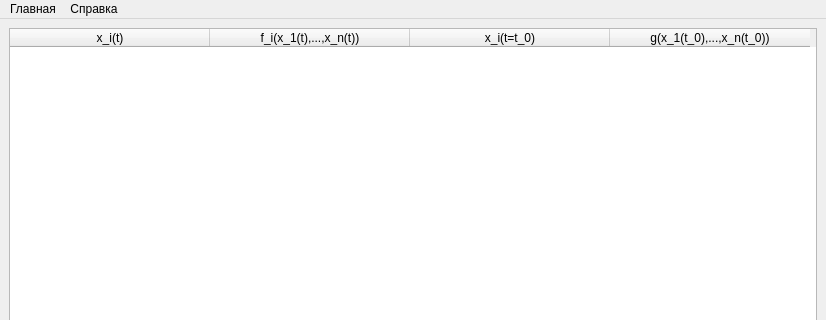
Before: the Qt Designer form ui/main.ui in BAZ-2107/Univestity_task, drawn with Qt 5; both pictures show x 0 to 826 and y 0 to 320 of the 826 by 541 pixel window.
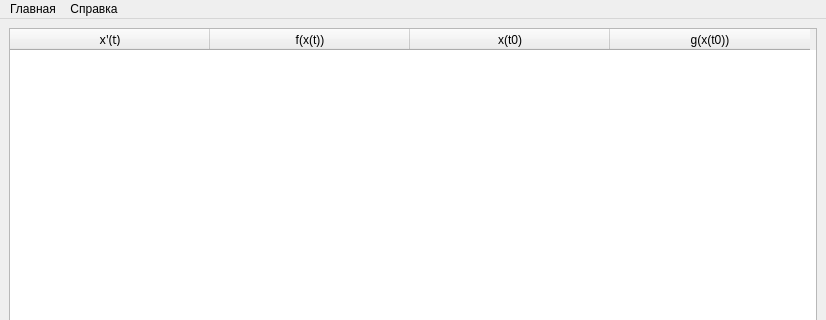
After: the same form once the commit is applied.

```diff
--- a/ui/main.ui
+++ b/ui/main.ui
@@ -31,22 +31,27 @@
       </attribute>
       <column>
        <property name="text">
-        <string>x_i(t)</string>
+        <string>x'(t)</string>
        </property>
+       <property name="font">
+        <font>
+         <family>Segoe UI Semilight</family>
+        </font>
+       </property>
       </column>
       <column>
        <property name="text">
-        <string>f_i(x_1(t),...,x_n(t))</string>
+        <string>f(x(t))</string>
        </property>
       </column>
       <column>
        <property name="text">
-        <string>x_i(t=t_0)</string>
+        <string>x(t0)</string>
        </property>
       </column>
       <column>
        <property name="text">
-        <string>g(x_1(t_0),...,x_n(t_0))</string>
+        <string>g(x(t0))</string>
        </property>
       </column>
      </widget>
```
Left out of the diff: 12 changed lines with no effect on the pictures.
